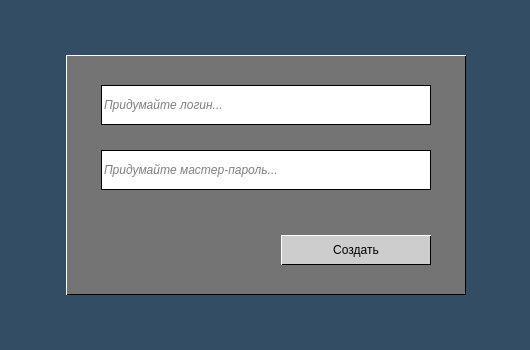
Kvazitropter/password-manager, file frontend/pm_signup.ui: the form before one commit.
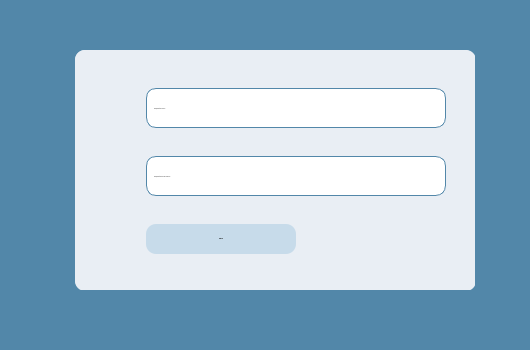
The form after the commit. Icons and pictures are not drawn.

The edit to the form file:
```diff
--- a/frontend/pm_signup.ui
+++ b/frontend/pm_signup.ui
@@ -10,47 +10,297 @@
     <height>350</height>
    </rect>
   </property>
+  <property name="font">
+   <font>
+    <family>Verdana</family>
+    <pointsize>-1</pointsize>
+    <italic>false</italic>
+    <bold>true</bold>
+   </font>
+  </property>
   <property name="windowTitle">
    <string>Password Manager</string>
   </property>
   <property name="styleSheet">
-   <string notr="true">background-color: #324D64;
-font: normal bold 12px/15px 'Inter', sans-serif;
+   <string notr="true">QDialog {
+background-color: #5287A9;
+}
+
+* {
+font: 700 12px/15px &quot;Verdana&quot;;
 color: #000000;
-
+}
 </string>
   </property>
   <widget class="QWidget" name="widget_container" native="true">
    <property name="geometry">
     <rect>
-     <x>66</x>
-     <y>55</y>
-     <width>400</width>
-     <height>240</height>
+     <x>30</x>
+     <y>50</y>
+     <width>450</width>
+     <height>241</height>
     </rect>
    </property>
-   <property name="styleSheet">
-    <string notr="true">background-color: #747474;
-border: 1px solid #000;
-border-top-color: #fff;
-border-left-color: #fff;
+   <widget class="QLabel" name="key_image">
+    <property name="enabled">
+     <bool>true</bool>
+    </property>
+    <property name="geometry">
+     <rect>
+      <x>0</x>
+      <y>-3</y>
+      <width>111</width>
+      <height>246</height>
+     </rect>
+    </property>
+    <property name="styleSheet">
+     <string notr="true">background-color: none;
 </string>
-   </property>
-   <widget class="QPushButton" name="btn_submit_new_master_key">
+    </property>
+    <property name="text">
+     <string/>
+    </property>
+    <property name="pixmap">
+     <pixmap resource="res-rc.qrc">:/key/images/key.png</pixmap>
+    </property>
+    <property name="scaledContents">
+     <bool>true</bool>
+    </property>
+   </widget>
+   <widget class="QWidget" name="form_container_2" native="true">
     <property name="geometry">
      <rect>
-      <x>215</x>
-      <y>180</y>
-      <width>150</width>
-      <height>30</height>
+      <x>45</x>
+      <y>0</y>
+      <width>400</width>
+      <height>240</height>
      </rect>
     </property>
-    <property name="cursor">
-     <cursorShape>PointingHandCursor</cursorShape>
+    <property name="sizePolicy">
+     <sizepolicy hsizetype="Fixed" vsizetype="Fixed">
+      <horstretch>0</horstretch>
+      <verstretch>0</verstretch>
+     </sizepolicy>
     </property>
+    <property name="minimumSize">
+     <size>
+      <width>400</width>
+      <height>240</height>
+     </size>
+    </property>
+    <property name="layoutDirection">
+     <enum>Qt::LeftToRight</enum>
+    </property>
     <property name="styleSheet">
-     <string notr="true">QPushButton {
+     <string notr="true">QWidget {
+background-color:#E9EEF4;
+border-radius: 10%;
+}
+</string>
+    </property>
+    <widget class="QWidget" name="layoutWidget_2">
+     <property name="geometry">
+      <rect>
+       <x>0</x>
+       <y>0</y>
+       <width>401</width>
+       <height>241</height>
+      </rect>
+     </property>
+     <layout class="QFormLayout" name="formLayout_2">
+      <property name="labelAlignment">
+       <set>Qt::AlignRight|Qt::AlignTrailing|Qt::AlignVCenter</set>
+      </property>
+      <property name="formAlignment">
+       <set>Qt::AlignRight|Qt::AlignTrailing|Qt::AlignVCenter</set>
+      </property>
+      <property name="leftMargin">
+       <number>0</number>
+      </property>
+      <property name="topMargin">
+       <number>20</number>
+      </property>
+      <property name="rightMargin">
+       <number>30</number>
+      </property>
+      <property name="bottomMargin">
+       <number>20</number>
+      </property>
+      <item row="0" column="0">
+       <widget class="QLineEdit" name="input_new_login">
+        <property name="minimumSize">
+         <size>
+          <width>300</width>
+          <height>40</height>
+         </size>
+        </property>
+        <property name="maximumSize">
+         <size>
+          <width>330</width>
+          <height>40</height>
+         </size>
+        </property>
+        <property name="sizeIncrement">
+         <size>
+          <width>0</width>
+          <height>0</height>
+         </size>
+        </property>
+        <property name="baseSize">
+         <size>
+          <width>0</width>
+          <height>0</height>
+         </size>
+        </property>
+        <property name="font">
+         <font>
+          <family>Verdana</family>
+          <pointsize>-1</pointsize>
+          <italic>true</italic>
+          <bold>true</bold>
+         </font>
+        </property>
+        <property name="styleSheet">
+         <string notr="true">QLineEdit {
+background-color: #fff;
+border-style: solid;
+border-width: 1px;
+border-color: rgb(82, 135, 169);
+font-style: italic;
+padding-left: 5px;
+}</string>
+        </property>
+        <property name="cursorPosition">
+         <number>0</number>
+        </property>
+        <property name="placeholderText">
+         <string>Придумайте логин...</string>
+        </property>
+        <property name="cursorMoveStyle">
+         <enum>Qt::VisualMoveStyle</enum>
+        </property>
+        <property name="clearButtonEnabled">
+         <bool>true</bool>
+        </property>
+       </widget>
+      </item>
+      <item row="2" column="0">
+       <widget class="QLineEdit" name="input_new_master_key">
+        <property name="minimumSize">
+         <size>
+          <width>300</width>
+          <height>40</height>
+         </size>
+        </property>
+        <property name="maximumSize">
+         <size>
+          <width>330</width>
+          <height>40</height>
+         </size>
+        </property>
+        <property name="font">
+         <font>
+          <family>Verdana</family>
+          <pointsize>-1</pointsize>
+          <italic>true</italic>
+          <bold>true</bold>
+         </font>
+        </property>
+        <property name="styleSheet">
+         <string notr="true">QLineEdit {
+background-color: #fff;
+border-style: solid;
+border-width: 1px;
+border-color: rgb(82, 135, 169);
+font-style: italic;
+padding-left: 5px;
+}</string>
+        </property>
+        <property name="placeholderText">
+         <string>Придумайте мастер-пароль...</string>
+        </property>
+        <property name="clearButtonEnabled">
+         <bool>true</bool>
+        </property>
+       </widget>
+      </item>
+      <item row="3" column="0">
+       <widget class="QLabel" name="label_feedback_master_key">
+        <property name="minimumSize">
+         <size>
+          <width>300</width>
+          <height>16</height>
+         </size>
+        </property>
+        <property name="maximumSize">
+         <size>
+          <width>330</width>
+          <height>16</height>
+         </size>
+        </property>
+        <property name="font">
+         <font>
+          <family>Verdana</family>
+          <pointsize>-1</pointsize>
+          <italic>false</italic>
+          <bold>true</bold>
+         </font>
+        </property>
+        <property name="cursor">
+         <cursorShape>IBeamCursor</cursorShape>
+        </property>
+        <property name="toolTip">
+         <string/>
+        </property>
+        <property name="styleSheet">
+         <string notr="true">QLabel {
+color: #f54021;
+font-size: 12px;
+font-weight: light;
+border: none;
+}
+
+QToolTip {
 background-color: #CDCDCD;
+border: none;
+}</string>
+        </property>
+        <property name="text">
+         <string/>
+        </property>
+        <property name="textInteractionFlags">
+         <set>Qt::NoTextInteraction</set>
+        </property>
+       </widget>
+      </item>
+      <item row="4" column="0">
+       <widget class="QPushButton" name="btn_submit_signup">
+        <property name="minimumSize">
+         <size>
+          <width>150</width>
+          <height>30</height>
+         </size>
+        </property>
+        <property name="maximumSize">
+         <size>
+          <width>150</width>
+          <height>30</height>
+         </size>
+        </property>
+        <property name="font">
+         <font>
+          <family>Verdana</family>
+          <pointsize>-1</pointsize>
+          <italic>false</italic>
+          <bold>true</bold>
+         </font>
+        </property>
+        <property name="cursor">
+         <cursorShape>PointingHandCursor</cursorShape>
+        </property>
+        <property name="styleSheet">
+         <string notr="true">QPushButton {
+background-color: rgb(199, 219, 234);
 }
 
 QPushButton::hover {
@@ -60,98 +310,39 @@
 QPushButton::pressed {
 background-color: rgba(205, 205, 205, 0.1);
 }</string>
-    </property>
-    <property name="text">
-     <string>Создать</string>
-    </property>
-   </widget>
-   <widget class="QLineEdit" name="input_new_master_key">
-    <property name="geometry">
-     <rect>
-      <x>35</x>
-      <y>95</y>
-      <width>330</width>
-      <height>40</height>
-     </rect>
-    </property>
-    <property name="styleSheet">
-     <string notr="true">QLineEdit {
-background-color: #fff;
-border: 1px solid #000;
-font-style: italic;
-}</string>
-    </property>
-    <property name="placeholderText">
-     <string>Придумайте мастер-пароль...</string>
-    </property>
-    <property name="clearButtonEnabled">
-     <bool>true</bool>
-    </property>
-   </widget>
-   <widget class="QLabel" name="label_feedback_master_key">
-    <property name="geometry">
-     <rect>
-      <x>35</x>
-      <y>135</y>
-      <width>330</width>
-      <height>16</height>
-     </rect>
-    </property>
-    <property name="cursor">
-     <cursorShape>IBeamCursor</cursorShape>
-    </property>
-    <property name="styleSheet">
-     <string notr="true">QLabel {
-color: #f54021;
-font-size: 12px;
-font-weight: light;
-border: none;
-}</string>
-    </property>
-    <property name="text">
-     <string/>
-    </property>
-    <property name="textInteractionFlags">
-     <set>Qt::TextInteractionFlag::LinksAccessibleByMouse|Qt::TextInteractionFlag::TextSelectableByMouse</set>
-    </property>
-   </widget>
-   <widget class="QLineEdit" name="input_new_login">
-    <property name="geometry">
-     <rect>
-      <x>35</x>
-      <y>30</y>
-      <width>330</width>
-      <height>40</height>
-     </rect>
-    </property>
-    <property name="styleSheet">
-     <string notr="true">QLineEdit {
-background-color: #fff;
-border: 1px solid #000;
-font-style: italic;
-}</string>
-    </property>
-    <property name="placeholderText">
-     <string>Придумайте логин...</string>
-    </property>
-    <property name="clearButtonEnabled">
-     <bool>true</bool>
-    </property>
-   </widget>
-   <widget class="QLabel" name="label_feedback_login">
-    <property name="geometry">
-     <rect>
-      <x>35</x>
-      <y>70</y>
-      <width>330</width>
-      <height>16</height>
-     </rect>
-    </property>
-    <property name="cursor">
-     <cursorShape>IBeamCursor</cursorShape>
-    </property>
-    <property name="styleSheet">
-     <string notr="true">QLabel {
+        </property>
+        <property name="text">
+         <string>Войти</string>
+        </property>
+       </widget>
+      </item>
+      <item row="1" column="0">
+       <widget class="QLabel" name="label_feedback_login">
+        <property name="minimumSize">
+         <size>
+          <width>300</width>
+          <height>16</height>
+         </size>
+        </property>
+        <property name="maximumSize">
+         <size>
+          <width>330</width>
+          <height>16</height>
+         </size>
+        </property>
+        <property name="font">
+         <font>
+          <family>Verdana</family>
+          <pointsize>-1</pointsize>
+          <italic>false</italic>
+          <bold>true</bold>
+         </font>
+        </property>
+        <property name="cursor">
+         <cursorShape>IBeamCursor</cursorShape>
+        </property>
+        <property name="styleSheet">
+         <string notr="true">QLabel {
 color: #f54021;
 font-size: 12px;
 font-weight: light;
@@ -162,40 +353,19 @@
 background-color: #CDCDCD;
 border: none;
 }</string>
-    </property>
-    <property name="text">
-     <string/>
-    </property>
-    <property name="textInteractionFlags">
-     <set>Qt::TextInteractionFlag::LinksAccessibleByMouse|Qt::TextInteractionFlag::TextSelectableByMouse</set>
-    </property>
+        </property>
+        <property name="text">
+         <string/>
+        </property>
+        <property name="textInteractionFlags">
+         <set>Qt::NoTextInteraction</set>
+        </property>
+       </widget>
+      </item>
+     </layout>
+    </widget>
    </widget>
   </widget>
-  <widget class="QLabel" name="key_image">
-   <property name="geometry">
-    <rect>
-     <x>15</x>
-     <y>18</y>
-     <width>71</width>
-     <height>111</height>
-    </rect>
-   </property>
-   <property name="styleSheet">
-    <string notr="true">background-color: none;
-</string>
-   </property>
-   <property name="text">
-    <string/>
-   </property>
-   <property name="pixmap">
-    <pixmap resource="res-rc.qrc">:/key/images/key.png</pixmap>
-   </property>
-   <property name="scaledContents">
-    <bool>true</bool>
-   </property>
-  </widget>
-  <zorder>key_image</zorder>
-  <zorder>widget_container</zorder>
  </widget>
  <resources>
   <include location="res-rc.qrc"/>
```
Left out of the diff: 8 changed lines with no effect on the pictures.
